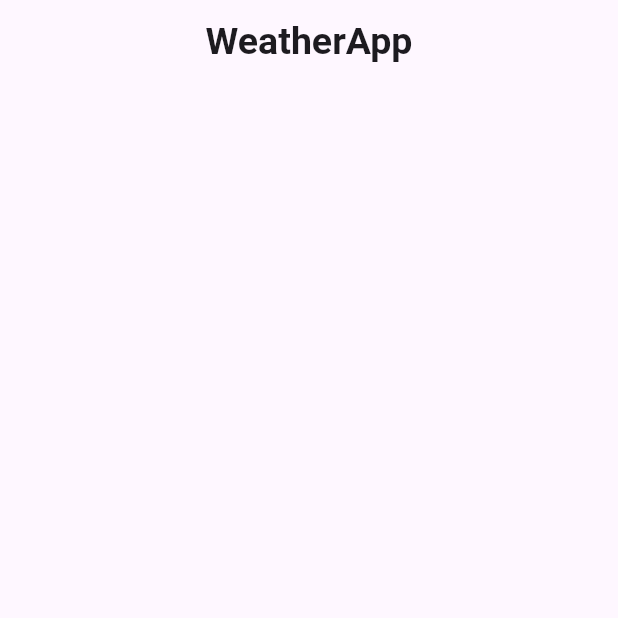
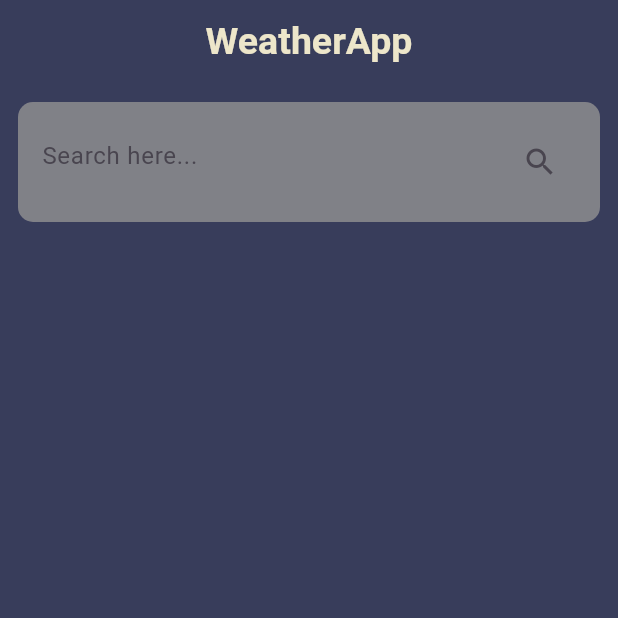
Before and after one commit to si3aa/weather_Application, a Flutter app: the screen it shows after launch, on a phone screen of 412 x 824 dp, the top half of it. Run offline on Flutter 3.47's test engine with Material 3 defaults, Android fonts, the phone set to English and light mode, and no system bars.

Commit message:
create custom search textFiled

```diff
--- /dev/null
+++ b/lib/constant/colors.dart
@@ -0,0 +1,8 @@
+import 'package:flutter/material.dart';
+
+abstract class AppColor {
+  static const backgroundColor = Color(0xff383D5B);
+  static const textColor = Color(0xffEDE6CA);
+  static const orange = Color(0xffFFA856);
+  static const red = Color(0xffFF6052);
+}
--- /dev/null
+++ b/lib/pages/custom_search_text_filed.dart
@@ -0,0 +1,35 @@
+import 'package:flutter/material.dart';
+import 'package:weather/constant/colors.dart';
+
+class SearchTextFiled extends StatefulWidget {
+  const SearchTextFiled({super.key});
+
+  @override
+  State<SearchTextFiled> createState() => _SearchTextFiledState();
+}
+
+class _SearchTextFiledState extends State<SearchTextFiled> {
+  @override
+  Widget build(BuildContext context) {
+    return Row(
+      children: [
+        Expanded(
+          child: Container(
+            padding:const EdgeInsets.all(16) ,
+            decoration: BoxDecoration(
+              color: AppColor.textColor.withOpacity(.4),
+              borderRadius: BorderRadius.circular(10),
+            ),
+            child: const TextField(
+              cursorColor: AppColor.backgroundColor,
+              decoration: InputDecoration(
+                hintText: "Search here...",
+                suffixIcon: Icon(Icons.search),
+                border: InputBorder.none),
+            ),
+          ),
+        )
+      ],
+    );
+  }
+}
--- a/lib/pages/home_page.dart
+++ b/lib/pages/home_page.dart
@@ -1,4 +1,6 @@
 import 'package:flutter/material.dart';
+import 'package:weather/constant/colors.dart';
+import 'package:weather/pages/custom_search_text_filed.dart';
 
 class HomePage extends StatefulWidget {
   static String routeName = "home";
@@ -12,11 +14,24 @@ class _HomePageState extends State<HomePage> {
   @override
   Widget build(BuildContext context) {
     return Scaffold(
+      backgroundColor: AppColor.backgroundColor,
       appBar: AppBar(
+        backgroundColor: AppColor.backgroundColor,
         centerTitle: true,
         title: const Text(
           'WeatherApp',
-          style: TextStyle(fontWeight: FontWeight.bold, fontSize: 25),
+          style: TextStyle(
+              fontWeight: FontWeight.bold,
+              fontSize: 25,
+              color: AppColor.textColor),
+        ),
+      ),
+      body: const Padding(
+        padding: EdgeInsets.all(12),
+        child: Column(
+          children: [
+            SearchTextFiled(),
+          ],
         ),
       ),
     );
```
